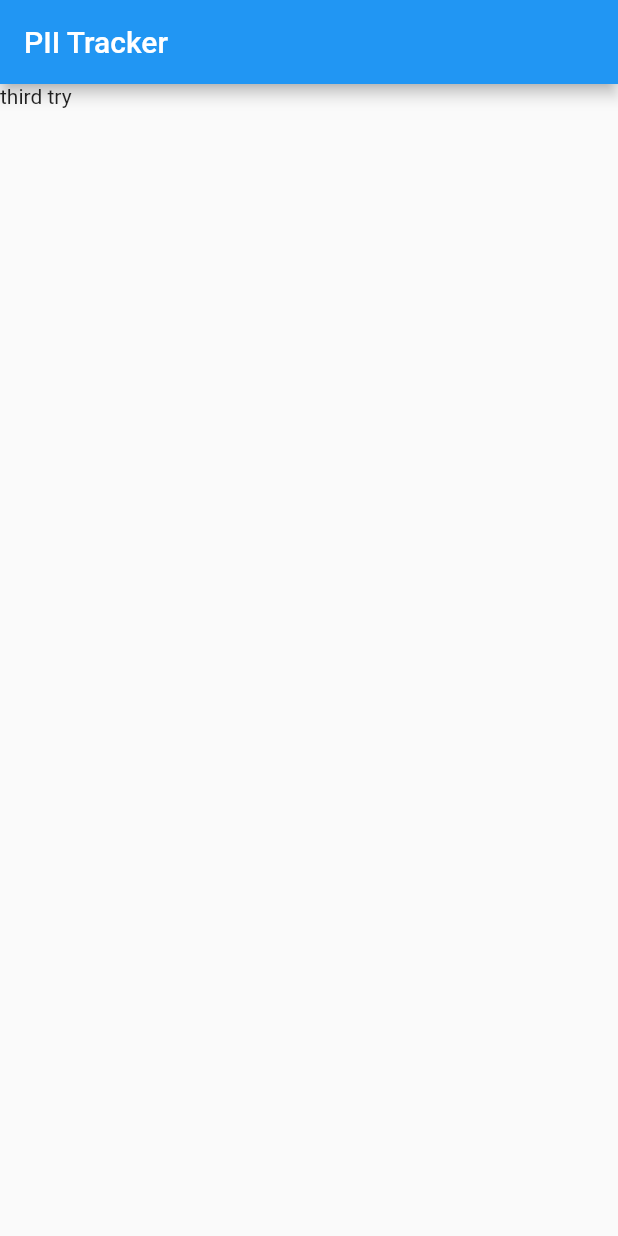
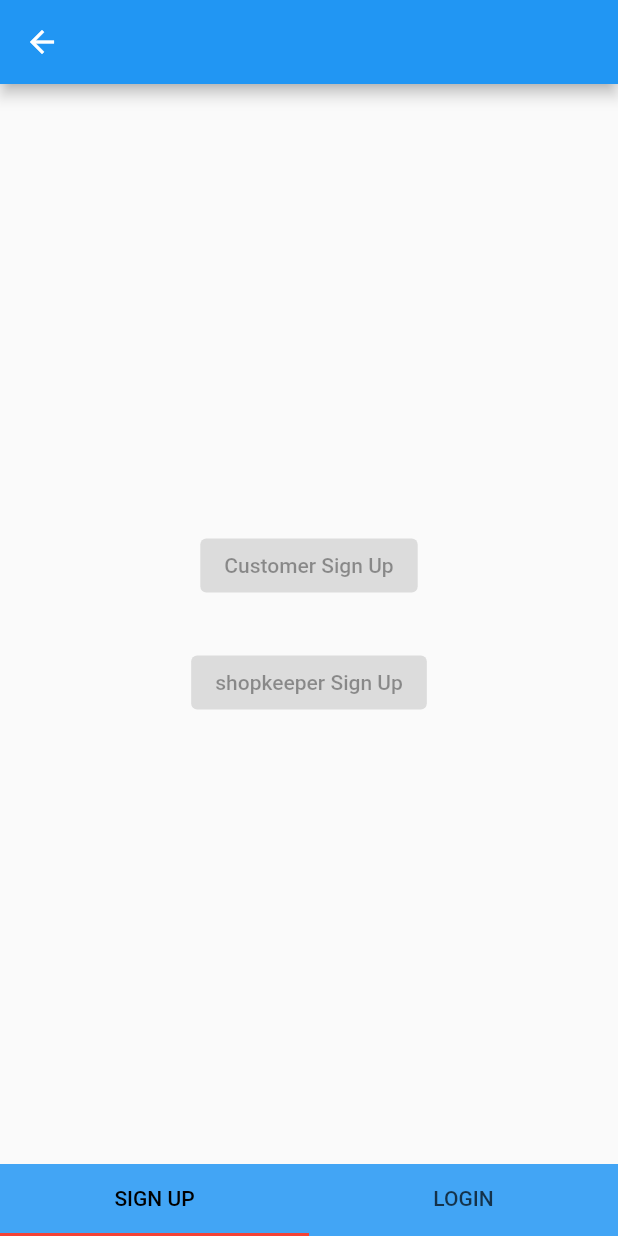
Before and after one commit to thomasajai001/PII-Tracker-COVID_Edition, a Flutter app: the screen it shows after launch, on a phone screen of 412 x 824 dp. Run offline on Flutter 3.47's test engine with Material 2 defaults, Android fonts, the light colour scheme and no system bars.

Commit message:
Added welcome page and 2nd screen with tab view without design

```diff
--- a/lib/main.dart
+++ b/lib/main.dart
@@ -1,27 +1,58 @@
 import 'package:flutter/material.dart';
+import './pages/registration.dart';
 
 void main() {
   runApp(MyApp());
 }
 
-class MyApp extends StatelessWidget {
+class MyApp extends StatefulWidget {
+  @override
+  _MyAppState createState() => _MyAppState();
+}
+
+class _MyAppState extends State<MyApp> {
   @override
   Widget build(BuildContext context) {
     return MaterialApp(
-      title: "PII Tracker - COVID Edition",
-      home: MyHomePage(),
+      title: "PII Tracker - COVID Edition", home: MyHomePage(),
+      // routes for naviagting to different pages
+      routes: {
+        // page route for login/registration page
+        '/registration': (context) => Registration(),
+      },
     );
   }
 }
 
-class MyHomePage extends StatelessWidget {
+// route : /  (this is the default home page)
+class MyHomePage extends StatefulWidget {
+  @override
+  _MyHomePageState createState() => _MyHomePageState();
+}
+
+class _MyHomePageState extends State<MyHomePage> {
+  // initstate invoked at the begining when the app is rebuilt
+  void initState() {
+    super.initState();
+    //after delay of 2 seconds it will push to registration.dart in pages folder
+    Future.delayed(
+      const Duration(seconds: 2),
+      () {
+        Navigator.pushNamed(context, '/registration');
+      },
+    );
+  }
+
   @override
   Widget build(BuildContext context) {
     return Scaffold(
       appBar: AppBar(
         title: Text("PII Tracker"),
+        centerTitle: true,
       ),
-      body: Text("third try"),
+      body: Center(
+        child: Text("WELCOME"),
+      ),
     );
   }
 }
--- /dev/null
+++ b/lib/pages/registration.dart
@@ -0,0 +1,61 @@
+import 'package:flutter/material.dart';
+import 'package:pii_tracker_covid_edition/pages/login.dart';
+import 'package:pii_tracker_covid_edition/pages/signup.dart';
+
+// page for user sign in and sign up
+
+class Registration extends StatefulWidget {
+  @override
+  _RegistrationState createState() => _RegistrationState();
+}
+
+// object of tab controller
+TabController object;
+
+class _RegistrationState extends State<Registration>
+    with TickerProviderStateMixin {
+  @override
+  void initState() {
+    super.initState();
+    // initializing  tab controller object
+    object = TabController(length: 2, vsync: this);
+  }
+
+  Widget build(BuildContext context) {
+    return Scaffold(
+      appBar: AppBar(),
+      body: SafeArea(
+        child: TabBarView(
+          controller: object,
+          children: [
+            SignUp(), //present in /pages/login.dart
+            Login(), //present in /pages/signup.dart
+          ],
+        ),
+      ),
+      bottomNavigationBar: Material(
+        color: Colors.blue[400],
+        child: TabBar(
+          indicatorColor: Colors.red,
+
+          overlayColor: MaterialStateProperty.all<Color>(
+            Color(0xFF51ff0d),
+          ), //onhovering color
+
+          labelColor: Colors.black, // icon color
+
+          controller: object,
+
+          tabs: [
+            Tab(
+              child: Text("SIGN UP"),
+            ),
+            Tab(
+              child: Text("LOGIN"),
+            ),
+          ],
+        ),
+      ),
+    );
+  }
+}
--- /dev/null
+++ b/lib/pages/signup.dart
@@ -0,0 +1,27 @@
+import 'package:flutter/material.dart';
+
+// page for sign up for both customer and shopkeeper
+
+class SignUp extends StatelessWidget {
+  @override
+  Widget build(BuildContext context) {
+    return Container(
+      child: Column(
+        mainAxisAlignment: MainAxisAlignment.center,
+        children: [
+          ElevatedButton(
+            onPressed: null,
+            child: Text("Customer Sign Up"),
+          ),
+          SizedBox(
+            height: 30,
+          ),
+          ElevatedButton(
+            onPressed: null,
+            child: Text("shopkeeper Sign Up"),
+          )
+        ],
+      ),
+    );
+  }
+}
```
Also changed, not shown: lib/pages/login.dart (added, +27 -0 lines).
